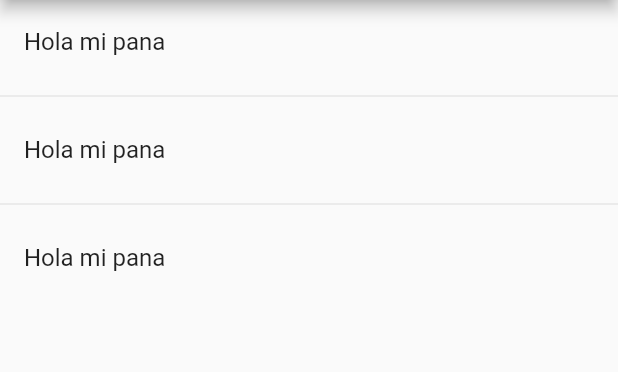
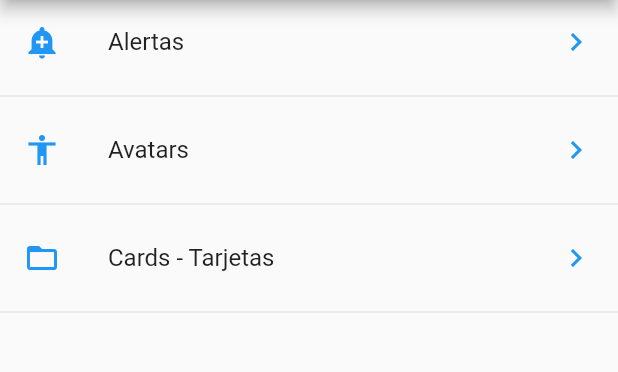
Before and after one commit to LuisCastilloISC/CursoFlutter, a Flutter app: the screen it shows after launch, on a phone screen of 412 x 824 dp, the part 84-456 px from its top. Run offline on Flutter 3.47's test engine with Material 2 defaults, Android fonts, the phone set to English and light mode, and no system bars.

Commit message:
Avanze
avanze de la seccion 6

```diff
--- a/Flutter/widgets_flutter/lib/main.dart
+++ b/Flutter/widgets_flutter/lib/main.dart
@@ -1,5 +1,9 @@
 import 'package:flutter/material.dart';
+import 'package:widgets_flutter/src/pages/alert_page.dart';
+import 'package:widgets_flutter/src/pages/avatar_page.dart';
 import 'package:widgets_flutter/src/pages/home.dart';
+import 'package:widgets_flutter/src/rutas/rutas.dart';
+
 //import 'package:widgets_flutter/src/pages/home_temp.dart';
 
 void main() => runApp(MyApp());
@@ -9,7 +13,17 @@ class MyApp extends StatelessWidget {
   Widget build(BuildContext context) {
     return MaterialApp(
       title: 'Componentes APP',
-      home: HomePage()
+      //home: HomePage(),
+      initialRoute: '/',
+      routes: getApplicationRoutes(),
+      onGenerateRoute: (RouteSettings settings ){
+        print('Ruta llamda: ${settings.name}');
+
+        return MaterialPageRoute(
+           builder: (BuildContext context ) => AlertPage()
+          );
+      },
+
     );
   }
 }
--- a/Flutter/widgets_flutter/lib/src/pages/home.dart
+++ b/Flutter/widgets_flutter/lib/src/pages/home.dart
@@ -1,6 +1,10 @@
 import 'package:flutter/material.dart';
-import 'package:flutter/rendering.dart';
+//import 'package:flutter/rendering.dart';
 import 'package:widgets_flutter/src/providers/menu_providers.dart';
+
+import 'package:widgets_flutter/src/utils/icono_string.dart';
+
+//import 'package:widgets_flutter/src/pages/alert_page.dart';
 
 class HomePage extends StatelessWidget {
   @override
@@ -17,20 +21,55 @@ class HomePage extends StatelessWidget {
   Widget _lista(){
 
       //print(menuProvider.opciones);
-      print(menuProvider.opciones);
+      //menuProvider.cargarData().then((opciones){
+      //  print('_lista');
+      //  print(opciones);
+      //});
+      return FutureBuilder(
+        future: menuProvider.cargarData(),
+        initialData: [],
+        builder: ( BuildContext context, AsyncSnapshot<List<dynamic>> snapshot){
 
-    return ListView(
-      children: _listaItems(),
-    );
+
+          print ('builder');
+          print(snapshot.data);
+          return ListView(
+            children: _listaItems(snapshot.data, context),
+          );
+
+
+        },
+      );
+
+    //return ListView(
+    // children: _listaItems(),
+    //);
   }
 
-  List<Widget> _listaItems() {
-    return[
-      ListTile(title:Text('Hola mi pana')),
-      Divider(),
-      ListTile(title:Text('Hola mi pana')),
-      Divider(),
-      ListTile(title:Text('Hola mi pana')),
-    ];
+  List<Widget> _listaItems(List<dynamic> data, BuildContext context) {
+
+    final List<Widget> opciones = [];
+
+    data.forEach((opt) {
+
+      final widgetTemp = ListTile(
+        title: Text(opt['texto']),
+        leading:  getIcon(opt['icon']),
+        //Icon(Icons.account_circle, color: Colors.blue),
+        trailing: Icon(Icons.keyboard_arrow_right, color: Colors.blue),
+        onTap: () {
+
+           Navigator.pushNamed(context, opt['ruta']);
+          //final route = MaterialPageRoute(
+          // builder: (context) => AlertPage()
+          //);
+          //Navigator.push(context, route);
+        },
+      );
+      opciones..add(widgetTemp)
+      ..add(Divider());
+    });
+
+    return opciones;
   }
 }
--- /dev/null
+++ b/Flutter/widgets_flutter/lib/src/rutas/rutas.dart
@@ -0,0 +1,16 @@
+import 'package:flutter/material.dart';
+import 'package:widgets_flutter/src/pages/alert_page.dart';
+import 'package:widgets_flutter/src/pages/avatar_page.dart';
+import 'package:widgets_flutter/src/pages/card_page.dart';
+import 'package:widgets_flutter/src/pages/home.dart';
+
+
+
+Map<String, WidgetBuilder> getApplicationRoutes(){
+  return <String, WidgetBuilder> {
+    '/':(BuildContext context) => HomePage(),
+    'alert':(BuildContext context) => AlertPage(),
+    'avatar':(BuildContext context) => AvatarPage(),
+    'card':(BuildContext context) => CardPage(),
+  };
+}
--- /dev/null
+++ b/Flutter/widgets_flutter/lib/src/utils/icono_string.dart
@@ -0,0 +1,12 @@
+import 'package:flutter/material.dart';
+
+final _icons = <String, IconData> {
+'add_alert': Icons.add_alert,
+'accessibility':Icons.accessibility,
+'folder_open':Icons.folder_open,
+};
+
+
+Icon getIcon(String nombreIcono){
+  return Icon(_icons[nombreIcono],color:Colors.blue);
+}
--- a/Flutter/widgets_flutter/pubspec.yaml
+++ b/Flutter/widgets_flutter/pubspec.yaml
@@ -47,7 +47,7 @@ flutter:
   # To add assets to your application, add an assets section, like this:
   assets:
   - data/menu_opts.json
-  #   - images/a_dot_ham.jpeg
+  - assets
 
   # An image asset can refer to one or more resolution-specific "variants", see
   # https://flutter.dev/assets-and-images/#resolution-aware.
```
Also changed, not shown: Flutter/widgets_flutter/lib/src/pages/alert_page.dart (added, +19 -0 lines), Flutter/widgets_flutter/lib/src/pages/avatar_page.dart (added, +19 -0 lines), Flutter/widgets_flutter/lib/src/pages/card_page.dart (added, +72 -0 lines), Flutter/widgets_flutter/assets/jar-loading.gif (added).
